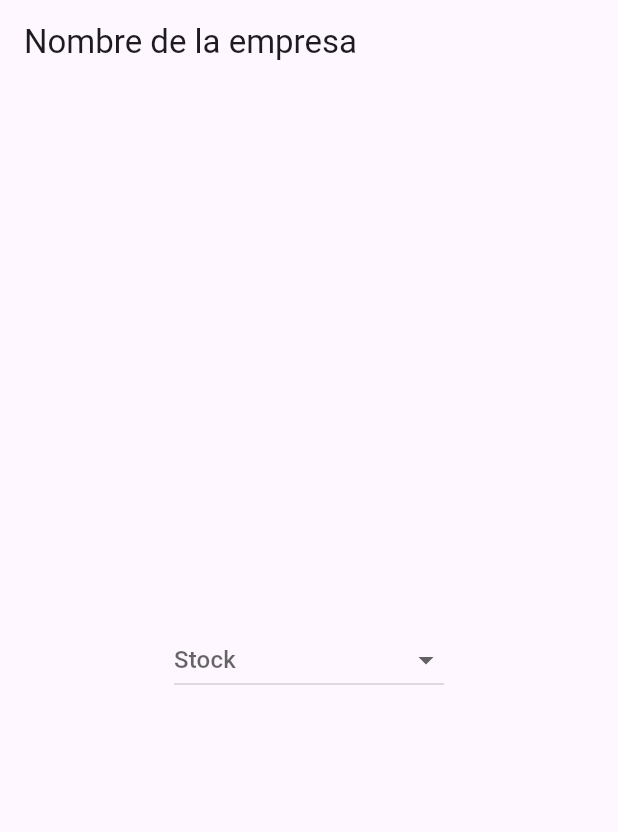
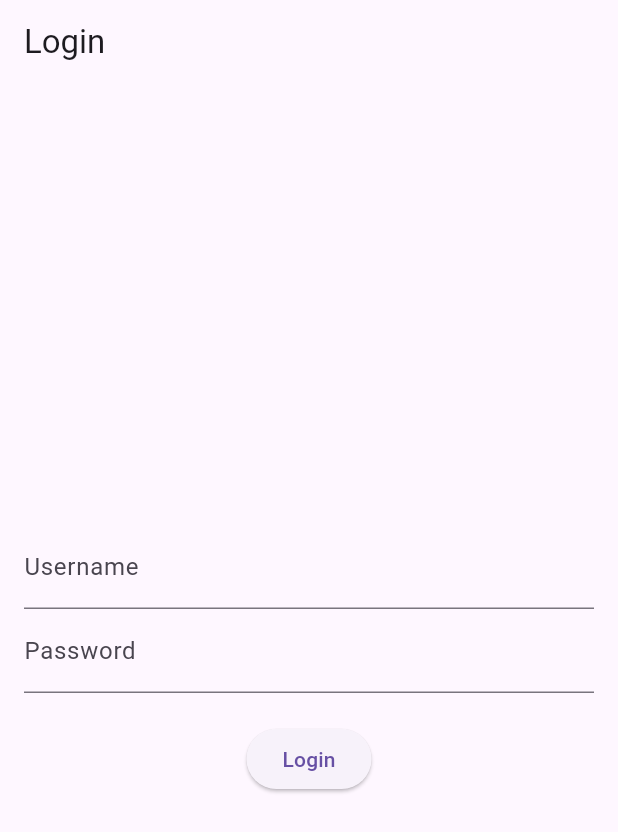
Before and after one commit to RogelioCB/ProyectoStock, a Flutter app: the screen it shows after launch, on a phone screen of 412 x 824 dp. Shown: the top 832 px of the screen. Run offline on Flutter 3.47's test engine with Material 3 defaults, Android fonts, the phone set to English and light mode, and no system bars; our stand-ins replace firebase_core; accounts and stored records are empty.

Commit message:
Creada la carpeta Pages con la pantalla de login. Cambiado en el main la línea 27 por home: LoginPage(),

```diff
--- a/flutter_app/lib/main.dart
+++ b/flutter_app/lib/main.dart
@@ -1,6 +1,7 @@
 import 'package:firebase_core/firebase_core.dart';
 import 'package:flutter/material.dart';
 import 'package:flutter_app/firebase_options.dart';
+import 'pages/login.dart';
 
 void main() async{
   WidgetsFlutterBinding.ensureInitialized();
@@ -23,7 +24,7 @@ class MyApp extends StatelessWidget {
       theme: ThemeData(
         primarySwatch: Colors.blue,
       ),
-      home: DropdownButtonExample(),
+      home: LoginPage(),
     );
   }
 }
--- /dev/null
+++ b/flutter_app/lib/pages/login.dart
@@ -0,0 +1,41 @@
+import 'package:flutter/material.dart';
+
+class LoginPage extends StatelessWidget {
+  final TextEditingController _usernameController = TextEditingController();
+  final TextEditingController _passwordController = TextEditingController();
+
+  @override
+  Widget build(BuildContext context) {
+    return Scaffold(
+      appBar: AppBar(
+        title: Text('Login'),
+      ),
+      body: Padding(
+        padding: const EdgeInsets.all(16.0),
+        child: Column(
+          mainAxisAlignment: MainAxisAlignment.center,
+          children: [
+            TextField(
+              controller: _usernameController,
+              decoration: InputDecoration(labelText: 'Username'),
+            ),
+            TextField(
+              controller: _passwordController,
+              decoration: InputDecoration(labelText: 'Password'),
+              obscureText: true,
+            ),
+            SizedBox(height: 20),
+            ElevatedButton(
+              onPressed: () {
+                String username = _usernameController.text;
+                String password = _passwordController.text;
+                print('Username: $username, Password: $password');
+              },
+              child: Text('Login'),
+            ),
+          ],
+        ),
+      ),
+    );
+  }
+}
```
